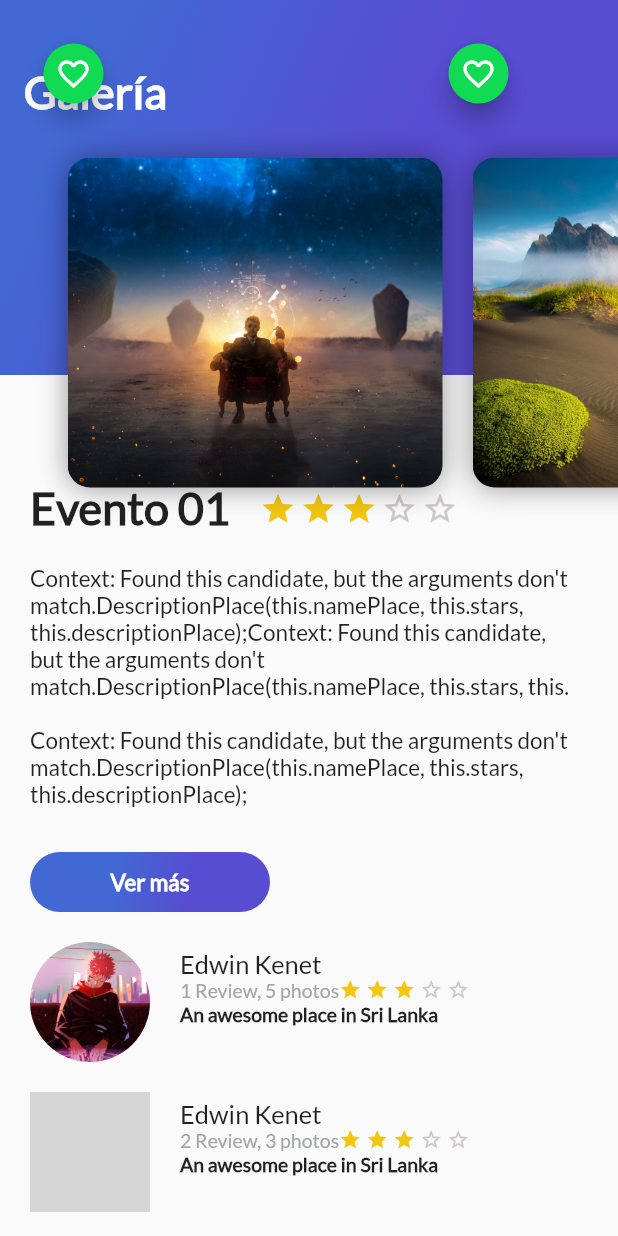
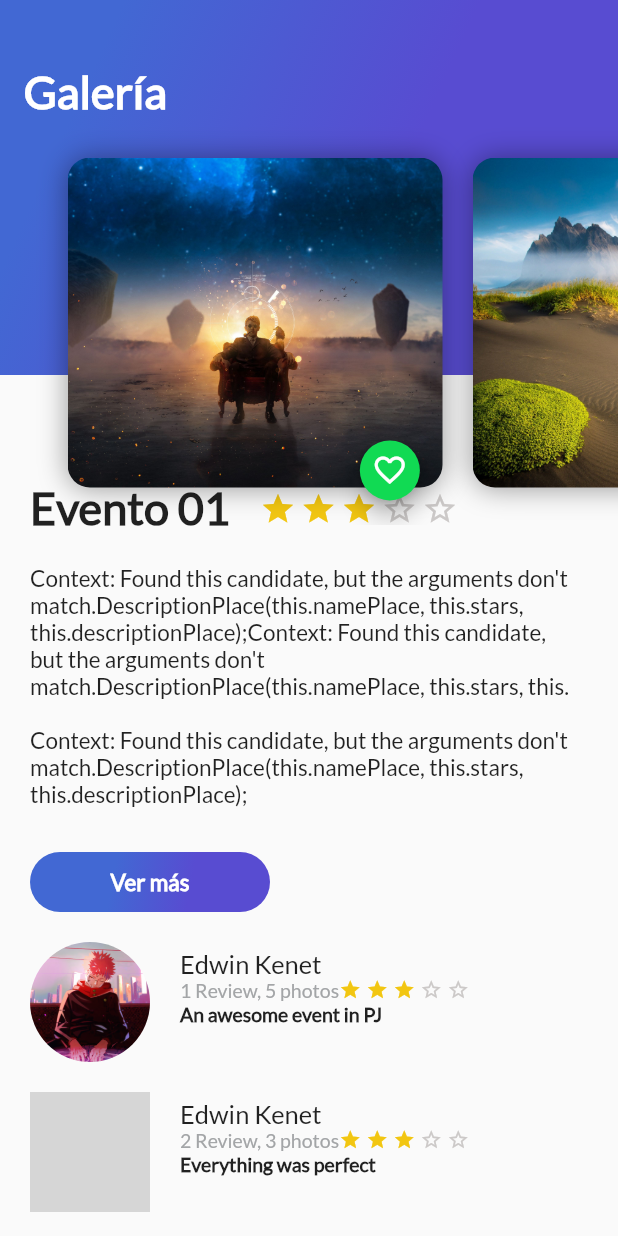
Before and after one commit to kennethnico/platzi_trips, a Flutter app: the screen it shows after launch, on a phone screen of 412 x 824 dp. Run offline on Flutter 3.47's test engine with Material 2 defaults, Android fonts, the phone set to English and light mode, and no system bars; grey boxes are pictures that could not be loaded.

Commit message:
button fav ready

```diff
--- a/lib/card_image.dart
+++ b/lib/card_image.dart
@@ -29,6 +29,7 @@ class CardImage extends StatelessWidget {
       ),
     );
     return Stack(
+      alignment: const Alignment(0.9,1.1),
       children: <Widget>[
         card,
         FloatingActionButtonGreen()
--- a/lib/floating_action_button_green.dart
+++ b/lib/floating_action_button_green.dart
@@ -1,25 +1,26 @@
 import 'package:flutter/material.dart';
 
 class FloatingActionButtonGreen extends StatefulWidget {
-  const FloatingActionButtonGreen({Key? key}) : super(key: key);
-
   @override
   State<FloatingActionButtonGreen> createState() => _FloatingActionButtonGreenState();
 }
 
 class _FloatingActionButtonGreenState extends State<FloatingActionButtonGreen> {
+  bool pressed = false;
   void onPressedFav(){
-
+    setState(() {
+      pressed = !pressed;
+    });
   }
   @override
   Widget build(BuildContext context) {
-    return const FloatingActionButton(
-     backgroundColor: Color(0xFF11DA53),
-     mini: true,
+    return FloatingActionButton(
+      backgroundColor: Color(0xFF11DA53),
+      mini: true,
       tooltip: "Fav",
       onPressed: onPressedFav,
       child: Icon(
-        Icons.favorite_border
+        this.pressed ? Icons.favorite:Icons.favorite_border
       ),
     );
   }
--- a/lib/review_list.dart
+++ b/lib/review_list.dart
@@ -6,10 +6,10 @@ class ReviewList extends StatelessWidget {
     return Column(
       crossAxisAlignment: CrossAxisAlignment.start,
       children: <Widget>[
-        Review("assets/image/avatar.jpg", "Edwin Kenet", "1 Review, 5 photos", "An awesome place in Sri Lanka"),
-        Review("assets/image/wp.png", "Edwin Kenet", "2 Review, 3 photos", "An awesome place in Sri Lanka"),
-        Review("assets/image/avatar.jpg", "Edwin Kenet", "4 Review, 7 photos", "An awesome place in Sri Lanka"),
-        Review("assets/image/wp.png", "Edwin Kenet", "2 Review, 3 photos", "An awesome place in Sri Lanka"),
+        Review("assets/image/avatar.jpg", "Edwin Kenet", "1 Review, 5 photos", "An awesome event in PJ"),
+        Review("assets/image/wp.png", "Edwin Kenet", "2 Review, 3 photos", "Everything was perfect"),
+        Review("assets/image/avatar.jpg", "Edwin Kenet", "4 Review, 7 photos", "Excelent atention"),
+        Review("assets/image/wp.png", "Edwin Kenet", "2 Review, 3 photos", "Blah blah blah"),
       ],
     );
   }
```
